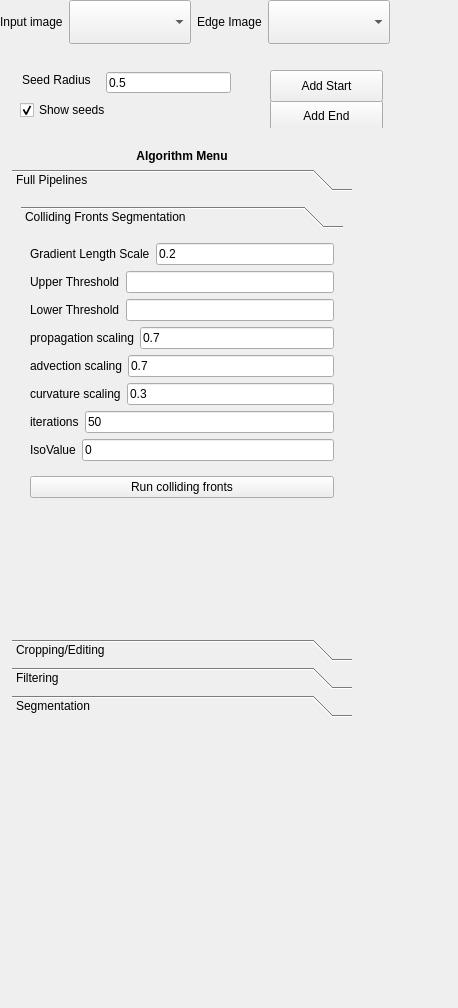
First picture: the form in Code/Source/sv4gui/Plugins/org.sv.gui.qt.imageprocessing/sv4gui_ImageProcessing.ui, repository SimVascular/SimVascular, before the edit.
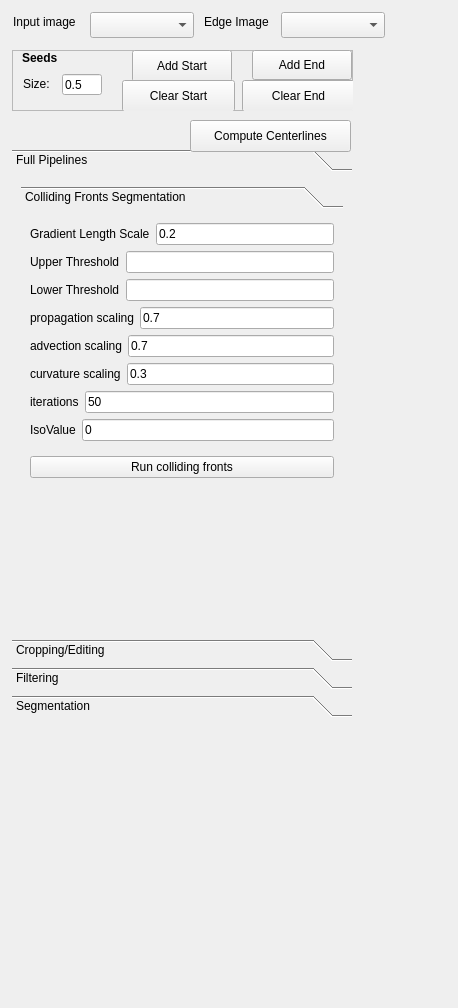
Second picture: the form after the edit.

Commit message: Fix update seed geometry, add centerline computation.

```diff
--- a/Code/Source/sv4gui/Plugins/org.sv.gui.qt.imageprocessing/sv4gui_ImageProcessing.ui
+++ b/Code/Source/sv4gui/Plugins/org.sv.gui.qt.imageprocessing/sv4gui_ImageProcessing.ui
@@ -16,43 +16,13 @@
     <verstretch>0</verstretch>
    </sizepolicy>
   </property>
-  <widget class="QWidget" name="widget_2" native="true">
-   <property name="geometry">
-    <rect>
-     <x>12</x>
-     <y>139</y>
-     <width>16</width>
-     <height>16</height>
-    </rect>
-   </property>
-   <property name="minimumSize">
-    <size>
-     <width>0</width>
-     <height>0</height>
-    </size>
-   </property>
-   <layout class="QVBoxLayout" name="verticalLayout_11">
-    <property name="leftMargin">
-     <number>0</number>
-    </property>
-    <property name="topMargin">
-     <number>0</number>
-    </property>
-    <property name="rightMargin">
-     <number>0</number>
-    </property>
-    <property name="bottomMargin">
-     <number>0</number>
-    </property>
-   </layout>
-  </widget>
   <widget class="QWidget" name="widget" native="true">
    <property name="geometry">
     <rect>
      <x>0</x>
      <y>0</y>
-     <width>390</width>
-     <height>44</height>
+     <width>394</width>
+     <height>50</height>
     </rect>
    </property>
    <property name="sizePolicy">
@@ -61,42 +31,64 @@
      <verstretch>0</verstretch>
     </sizepolicy>
    </property>
-   <layout class="QHBoxLayout" name="horizontalLayout_34">
-    <item>
-     <widget class="QLabel" name="inputLabel1">
-      <property name="text">
-       <string>Input image</string>
-      </property>
-     </widget>
-    </item>
-    <item>
-     <widget class="QComboBox" name="inputImageComboBox">
-      <property name="sizePolicy">
-       <sizepolicy hsizetype="Expanding" vsizetype="Expanding">
-        <horstretch>0</horstretch>
-        <verstretch>0</verstretch>
-       </sizepolicy>
-      </property>
-     </widget>
-    </item>
-    <item>
-     <widget class="QLabel" name="inputLabel2">
-      <property name="text">
-       <string>Edge Image</string>
-      </property>
-     </widget>
-    </item>
-    <item>
-     <widget class="QComboBox" name="edgeImageComboBox">
-      <property name="sizePolicy">
-       <sizepolicy hsizetype="Expanding" vsizetype="Expanding">
-        <horstretch>0</horstretch>
-        <verstretch>0</verstretch>
-       </sizepolicy>
-      </property>
-     </widget>
-    </item>
-   </layout>
+   <widget class="QLabel" name="inputLabel1">
+    <property name="geometry">
+     <rect>
+      <x>13</x>
+      <y>14</y>
+      <width>72</width>
+      <height>16</height>
+     </rect>
+    </property>
+    <property name="text">
+     <string>Input image</string>
+    </property>
+   </widget>
+   <widget class="QComboBox" name="inputImageComboBox">
+    <property name="geometry">
+     <rect>
+      <x>90</x>
+      <y>12</y>
+      <width>104</width>
+      <height>26</height>
+     </rect>
+    </property>
+    <property name="sizePolicy">
+     <sizepolicy hsizetype="Expanding" vsizetype="Expanding">
+      <horstretch>0</horstretch>
+      <verstretch>0</verstretch>
+     </sizepolicy>
+    </property>
+   </widget>
+   <widget class="QLabel" name="inputLabel2">
+    <property name="geometry">
+     <rect>
+      <x>204</x>
+      <y>14</y>
+      <width>72</width>
+      <height>16</height>
+     </rect>
+    </property>
+    <property name="text">
+     <string>Edge Image</string>
+    </property>
+   </widget>
+   <widget class="QComboBox" name="edgeImageComboBox">
+    <property name="geometry">
+     <rect>
+      <x>281</x>
+      <y>12</y>
+      <width>104</width>
+      <height>26</height>
+     </rect>
+    </property>
+    <property name="sizePolicy">
+     <sizepolicy hsizetype="Expanding" vsizetype="Expanding">
+      <horstretch>0</horstretch>
+      <verstretch>0</verstretch>
+     </sizepolicy>
+    </property>
+   </widget>
   </widget>
   <widget class="QWidget" name="widget_4" native="true">
    <property name="geometry">
@@ -120,24 +112,6 @@
     </size>
    </property>
    <layout class="QVBoxLayout" name="verticalLayout_6">
-    <item>
-     <widget class="QLabel" name="algLabel">
-      <property name="font">
-       <font>
-        <weight>75</weight>
-        <bold>true</bold>
-        <underline>false</underline>
-        <strikeout>false</strikeout>
-       </font>
-      </property>
-      <property name="text">
-       <string>Algorithm Menu</string>
-      </property>
-      <property name="alignment">
-       <set>Qt::AlignCenter</set>
-      </property>
-     </widget>
-    </item>
     <item>
      <widget class="QToolBox" name="algorithmToolBox">
       <property name="minimumSize">
@@ -155,7 +129,7 @@
          <x>0</x>
          <y>0</y>
          <width>316</width>
-         <height>384</height>
+         <height>408</height>
         </rect>
        </property>
        <attribute name="label">
@@ -179,7 +153,7 @@
              <x>0</x>
              <y>0</y>
              <width>292</width>
-             <height>326</height>
+             <height>350</height>
             </rect>
            </property>
            <attribute name="label">
@@ -1702,70 +1676,70 @@
     </item>
    </layout>
   </widget>
-  <widget class="QWidget" name="widget_35" native="true">
+  <widget class="QFrame" name="SeedsFrame">
    <property name="geometry">
     <rect>
-     <x>10</x>
-     <y>60</y>
-     <width>421</width>
-     <height>68</height>
+     <x>12</x>
+     <y>50</y>
+     <width>341</width>
+     <height>61</height>
     </rect>
    </property>
-   <widget class="QLabel" name="label">
+   <property name="sizePolicy">
+    <sizepolicy hsizetype="Expanding" vsizetype="Preferred">
+     <horstretch>0</horstretch>
+     <verstretch>0</verstretch>
+    </sizepolicy>
+   </property>
+   <property name="frameShape">
+    <enum>QFrame::StyledPanel</enum>
+   </property>
+   <property name="frameShadow">
+    <enum>QFrame::Raised</enum>
+   </property>
+   <widget class="QPushButton" name="AddStartButton">
     <property name="geometry">
      <rect>
-      <x>12</x>
-      <y>12</y>
-      <width>76</width>
-      <height>16</height>
+      <x>120</x>
+      <y>0</y>
+      <width>100</width>
+      <height>32</height>
      </rect>
     </property>
     <property name="sizePolicy">
-     <sizepolicy hsizetype="Preferred" vsizetype="Preferred">
+     <sizepolicy hsizetype="Preferred" vsizetype="Fixed">
       <horstretch>0</horstretch>
       <verstretch>0</verstretch>
      </sizepolicy>
     </property>
     <property name="text">
-     <string>Seed Radius</string>
+     <string>Add Start</string>
     </property>
    </widget>
-   <widget class="QLineEdit" name="seedLineEdit">
+   <widget class="QPushButton" name="AddEndButton">
     <property name="geometry">
      <rect>
-      <x>96</x>
-      <y>12</y>
-      <width>125</width>
-      <height>21</height>
+      <x>240</x>
+      <y>0</y>
+      <width>100</width>
+      <height>30</height>
      </rect>
     </property>
     <property name="sizePolicy">
-     <sizepolicy hsizetype="Expanding" vsizetype="Fixed">
+     <sizepolicy hsizetype="Preferred" vsizetype="Fixed">
       <horstretch>0</horstretch>
       <verstretch>0</verstretch>
      </sizepolicy>
     </property>
-    <property name="minimumSize">
-     <size>
-      <width>0</width>
-      <height>0</height>
-     </size>
-    </property>
-    <property name="maximumSize">
-     <size>
-      <width>16777215</width>
-      <height>16777215</height>
-     </size>
-    </property>
     <property name="text">
-     <string>0.5</string>
+     <string>Add End</string>
     </property>
    </widget>
    <widget class="QCheckBox" name="seedCheckBox">
     <property name="geometry">
      <rect>
-      <x>10</x>
-      <y>40</y>
+      <x>11</x>
+      <y>102</y>
       <width>99</width>
       <height>20</height>
      </rect>
@@ -1783,13 +1757,13 @@
      <bool>true</bool>
     </property>
    </widget>
-   <widget class="QPushButton" name="AddEndButton">
+   <widget class="QLineEdit" name="SeedSizeLineEdit">
     <property name="geometry">
      <rect>
-      <x>260</x>
-      <y>40</y>
-      <width>113</width>
-      <height>32</height>
+      <x>50</x>
+      <y>24</y>
+      <width>40</width>
+      <height>21</height>
      </rect>
     </property>
     <property name="sizePolicy">
@@ -1798,29 +1772,102 @@
       <verstretch>0</verstretch>
      </sizepolicy>
     </property>
+    <property name="minimumSize">
+     <size>
+      <width>0</width>
+      <height>0</height>
+     </size>
+    </property>
+    <property name="maximumSize">
+     <size>
+      <width>40</width>
+      <height>16777215</height>
+     </size>
+    </property>
     <property name="text">
-     <string>Add End</string>
+     <string>0.5</string>
     </property>
    </widget>
-   <widget class="QPushButton" name="AddStartButton">
+   <widget class="QLabel" name="label">
     <property name="geometry">
      <rect>
-      <x>260</x>
-      <y>10</y>
-      <width>113</width>
-      <height>32</height>
+      <x>10</x>
+      <y>0</y>
+      <width>51</width>
+      <height>16</height>
      </rect>
     </property>
     <property name="sizePolicy">
-     <sizepolicy hsizetype="Preferred" vsizetype="Fixed">
+     <sizepolicy hsizetype="Preferred" vsizetype="Preferred">
       <horstretch>0</horstretch>
       <verstretch>0</verstretch>
      </sizepolicy>
     </property>
+    <property name="font">
+     <font>
+      <weight>75</weight>
+      <bold>true</bold>
+     </font>
+    </property>
     <property name="text">
-     <string>Add Start</string>
+     <string>Seeds</string>
     </property>
+    <property name="textFormat">
+     <enum>Qt::AutoText</enum>
+    </property>
    </widget>
+   <widget class="QLabel" name="label_4">
+    <property name="geometry">
+     <rect>
+      <x>11</x>
+      <y>26</y>
+      <width>30</width>
+      <height>16</height>
+     </rect>
+    </property>
+    <property name="text">
+     <string>Size:</string>
+    </property>
+   </widget>
+   <widget class="QPushButton" name="ClearStartButton">
+    <property name="geometry">
+     <rect>
+      <x>110</x>
+      <y>30</y>
+      <width>113</width>
+      <height>32</height>
+     </rect>
+    </property>
+    <property name="text">
+     <string>Clear Start</string>
+    </property>
+   </widget>
+   <widget class="QPushButton" name="ClearEndButton">
+    <property name="geometry">
+     <rect>
+      <x>230</x>
+      <y>30</y>
+      <width>113</width>
+      <height>32</height>
+     </rect>
+    </property>
+    <property name="text">
+     <string>Clear End</string>
+    </property>
+   </widget>
+  </widget>
+  <widget class="QPushButton" name="ComputeCenterlinesButton">
+   <property name="geometry">
+    <rect>
+     <x>190</x>
+     <y>120</y>
+     <width>161</width>
+     <height>32</height>
+    </rect>
+   </property>
+   <property name="text">
+    <string>Compute Centerlines</string>
+   </property>
   </widget>
  </widget>
  <resources/>
```
Left out of the diff: 10 changed lines with no effect on the pictures. The commit also changes 7 other files.
